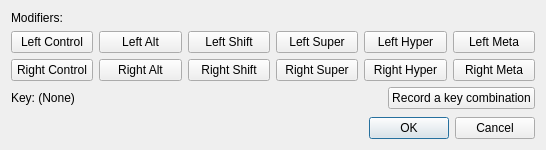
Above: lib/autokey/qtui/resources/ui/hotkeysettings.ui from autokey/autokey before the change. Below: the same form after it.
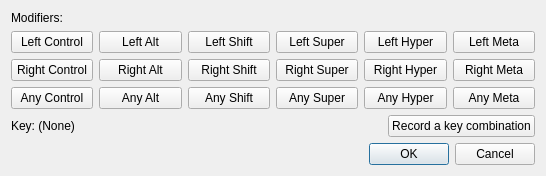
That is the form after the change. Icons and pictures are not drawn.

Commit message: Add universal modifier buttons to the Qt hotkey dialog

What changed in the file:
```diff
--- a/lib/autokey/qtui/resources/ui/hotkeysettings.ui
+++ b/lib/autokey/qtui/resources/ui/hotkeysettings.ui
@@ -173,6 +173,84 @@
      </property>
     </widget>
    </item>
+   <item row="3" column="0">
+    <widget class="QPushButton" name="mod_universal_control_button">
+     <property name="toolTip">
+      <string>Match either the left or the right Control key</string>
+     </property>
+     <property name="text">
+      <string>Any Control</string>
+     </property>
+     <property name="checkable">
+      <bool>true</bool>
+     </property>
+    </widget>
+   </item>
+   <item row="3" column="1">
+    <widget class="QPushButton" name="mod_universal_alt_button">
+     <property name="toolTip">
+      <string>Match either the left or the right Alt key</string>
+     </property>
+     <property name="text">
+      <string>Any Alt</string>
+     </property>
+     <property name="checkable">
+      <bool>true</bool>
+     </property>
+    </widget>
+   </item>
+   <item row="3" column="2">
+    <widget class="QPushButton" name="mod_universal_shift_button">
+     <property name="toolTip">
+      <string>Match either the left or the right Shift key</string>
+     </property>
+     <property name="text">
+      <string>Any Shift</string>
+     </property>
+     <property name="checkable">
+      <bool>true</bool>
+     </property>
+    </widget>
+   </item>
+   <item row="3" column="3">
+    <widget class="QPushButton" name="mod_universal_super_button">
+     <property name="toolTip">
+      <string>Match either the left or the right Super key</string>
+     </property>
+     <property name="text">
+      <string>Any Super</string>
+     </property>
+     <property name="checkable">
+      <bool>true</bool>
+     </property>
+    </widget>
+   </item>
+   <item row="3" column="4">
+    <widget class="QPushButton" name="mod_universal_hyper_button">
+     <property name="toolTip">
+      <string>Match either the left or the right Hyper key</string>
+     </property>
+     <property name="text">
+      <string>Any Hyper</string>
+     </property>
+     <property name="checkable">
+      <bool>true</bool>
+     </property>
+    </widget>
+   </item>
+   <item row="3" column="5">
+    <widget class="QPushButton" name="mod_universal_meta_button">
+     <property name="toolTip">
+      <string>Match either the left or the right Meta key</string>
+     </property>
+     <property name="text">
+      <string>Any Meta</string>
+     </property>
+     <property name="checkable">
+      <bool>true</bool>
+     </property>
+    </widget>
+   </item>
    <item row="4" column="0" colspan="6">
     <layout class="QHBoxLayout" name="horizontalLayout">
      <item>
```
The commit also changes 1 other file.
